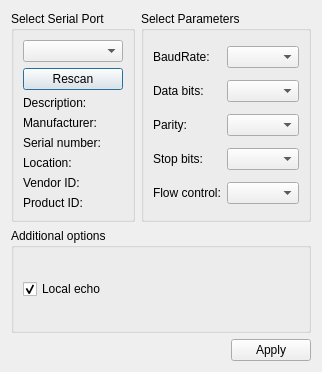
Before: the Qt Designer form serialsettingsdialog.ui in mishkoLitvin/L_Aries-progect, drawn with Qt 5.
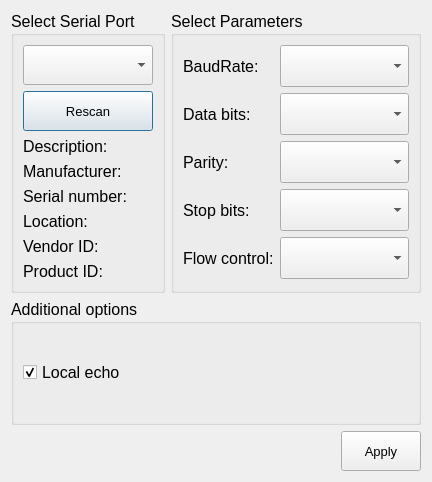
After: the same form once the commit is applied. Icons and pictures are not drawn.

```diff
--- a/serialsettingsdialog.ui
+++ b/serialsettingsdialog.ui
@@ -6,10 +6,15 @@
    <rect>
     <x>0</x>
     <y>0</y>
-    <width>322</width>
-    <height>372</height>
+    <width>432</width>
+    <height>482</height>
    </rect>
   </property>
+  <property name="font">
+   <font>
+    <pointsize>12</pointsize>
+   </font>
+  </property>
   <property name="windowTitle">
    <string>Settings</string>
   </property>
@@ -28,7 +33,19 @@
        </widget>
       </item>
       <item row="0" column="1">
-       <widget class="QComboBox" name="baudRateBox"/>
+       <widget class="QComboBox" name="baudRateBox">
+        <property name="minimumSize">
+         <size>
+          <width>60</width>
+          <height>40</height>
+         </size>
+        </property>
+        <property name="font">
+         <font>
+          <pointsize>22</pointsize>
+         </font>
+        </property>
+       </widget>
       </item>
       <item row="1" column="0">
        <widget class="QLabel" name="dataBitsLabel">
@@ -38,7 +55,19 @@
        </widget>
       </item>
       <item row="1" column="1">
-       <widget class="QComboBox" name="dataBitsBox"/>
+       <widget class="QComboBox" name="dataBitsBox">
+        <property name="minimumSize">
+         <size>
+          <width>60</width>
+          <height>40</height>
+         </size>
+        </property>
+        <property name="font">
+         <font>
+          <pointsize>22</pointsize>
+         </font>
+        </property>
+       </widget>
       </item>
       <item row="2" column="0">
        <widget class="QLabel" name="parityLabel">
@@ -48,7 +77,19 @@
        </widget>
       </item>
       <item row="2" column="1">
-       <widget class="QComboBox" name="parityBox"/>
+       <widget class="QComboBox" name="parityBox">
+        <property name="minimumSize">
+         <size>
+          <width>60</width>
+          <height>40</height>
+         </size>
+        </property>
+        <property name="font">
+         <font>
+          <pointsize>22</pointsize>
+         </font>
+        </property>
+       </widget>
       </item>
       <item row="3" column="0">
        <widget class="QLabel" name="stopBitsLabel">
@@ -58,7 +99,19 @@
        </widget>
       </item>
       <item row="3" column="1">
-       <widget class="QComboBox" name="stopBitsBox"/>
+       <widget class="QComboBox" name="stopBitsBox">
+        <property name="minimumSize">
+         <size>
+          <width>60</width>
+          <height>40</height>
+         </size>
+        </property>
+        <property name="font">
+         <font>
+          <pointsize>22</pointsize>
+         </font>
+        </property>
+       </widget>
       </item>
       <item row="4" column="0">
        <widget class="QLabel" name="flowControlLabel">
@@ -68,7 +121,19 @@
        </widget>
       </item>
       <item row="4" column="1">
-       <widget class="QComboBox" name="flowControlBox"/>
+       <widget class="QComboBox" name="flowControlBox">
+        <property name="minimumSize">
+         <size>
+          <width>60</width>
+          <height>40</height>
+         </size>
+        </property>
+        <property name="font">
+         <font>
+          <pointsize>22</pointsize>
+         </font>
+        </property>
+       </widget>
       </item>
      </layout>
     </widget>
@@ -108,7 +173,19 @@
        </widget>
       </item>
       <item row="0" column="0">
-       <widget class="QComboBox" name="serialPortInfoListBox"/>
+       <widget class="QComboBox" name="serialPortInfoListBox">
+        <property name="minimumSize">
+         <size>
+          <width>60</width>
+          <height>40</height>
+         </size>
+        </property>
+        <property name="font">
+         <font>
+          <pointsize>10</pointsize>
+         </font>
+        </property>
+       </widget>
       </item>
       <item row="5" column="0">
        <widget class="QLabel" name="locationLabel">
@@ -126,6 +203,17 @@
       </item>
       <item row="1" column="0">
        <widget class="QPushButton" name="pButtonRescanPorts">
+        <property name="minimumSize">
+         <size>
+          <width>60</width>
+          <height>40</height>
+         </size>
+        </property>
+        <property name="font">
+         <font>
+          <pointsize>10</pointsize>
+         </font>
+        </property>
         <property name="text">
          <string>Rescan</string>
         </property>
@@ -151,9 +239,30 @@
      </item>
      <item>
       <widget class="QPushButton" name="applyButton">
+       <property name="minimumSize">
+        <size>
+         <width>60</width>
+         <height>40</height>
+        </size>
+       </property>
+       <property name="font">
+        <font>
+         <pointsize>10</pointsize>
+        </font>
+       </property>
        <property name="text">
         <string>Apply</string>
        </property>
+       <property name="icon">
+        <iconset resource="icons.qrc">
+         <normaloff>:/new/icons/icons/check.png</normaloff>:/new/icons/icons/check.png</iconset>
+       </property>
+       <property name="iconSize">
+        <size>
+         <width>40</width>
+         <height>40</height>
+        </size>
+       </property>
       </widget>
      </item>
     </layout>
```
Left out of the diff: 4 changed lines with no effect on the pictures.
